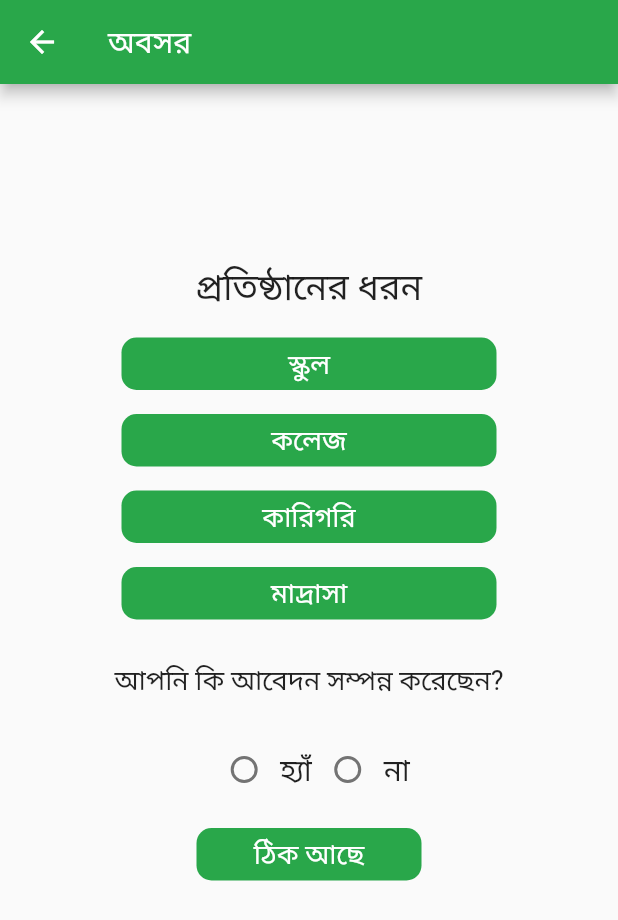
After one commit to SadakatulShakil/TERRB-FLUTTER, a Flutter app: the screen it shows after launch, after a tap on "পরবর্তী", on a phone screen of 412 x 824 dp. The commit adds this screen. Shown: the top 920 px of the screen. Run offline on Flutter 3.47's test engine with Material 2 defaults, Android fonts, the phone set to English and light mode, and no system bars; our stand-ins replace font_awesome_flutter, progress_indicators.

Commit message:
gridview dynamically click and pass the value next page, floating button with next page, radio button design done

```diff
--- /dev/null
+++ b/lib/Screens/HomeScreen.dart
@@ -0,0 +1,159 @@
+import 'package:flutter/material.dart';
+import 'package:flutter_project/Model/member.dart';
+import 'package:flutter_project/Screens/MemberDetails.dart';
+import 'package:flutter_project/Screens/TeacherForm.dart';
+import 'package:flutter_project/helpers/utils.dart';
+import 'package:font_awesome_flutter/font_awesome_flutter.dart';
+
+class HomeScreen extends StatefulWidget{
+  @override
+  State<StatefulWidget> createState() => InitState();
+}
+
+class InitState extends State<HomeScreen> {
+
+  List<Member> memberList = Utils.getDataCollection();
+
+  @override
+  Widget build(BuildContext context) {
+    return initWidget();
+  }
+
+  Widget initWidget() {
+    return Scaffold(
+      appBar: AppBar(
+        title: Text('অবসর'),
+        backgroundColor: new Color(0xFF29A74A),
+      ),
+
+      floatingActionButton: FloatingActionButton.extended(
+        onPressed: (){
+          Text('Floting icon click');
+
+          Navigator.push(context, MaterialPageRoute(builder: (context) => TeacherForm()));
+        },
+        icon: FaIcon(FontAwesomeIcons.arrowAltCircleRight),
+        backgroundColor: new Color(0xFF29A74A),
+        label: Text('পরবর্তী'),
+      ),
+      body: Container(
+          child: Padding(
+            padding: const EdgeInsets.only(left: 10.0, top: 2.0, right: 10.0, bottom: 2.0),
+            child: GridView.builder(
+              shrinkWrap: true,
+              itemCount: memberList.length,
+              gridDelegate: SliverGridDelegateWithFixedCrossAxisCount(
+                  crossAxisCount: 2,
+                  childAspectRatio: MediaQuery.of(context).size.width /
+                      (MediaQuery.of(context).size.height/1.5),
+                  mainAxisSpacing: 10, crossAxisSpacing: 5),
+              itemBuilder: (context, index) {
+                return gridWidget(index);
+              },
+            ),
+          )
+      ),
+    );
+  }
+
+  Widget gridWidget(int index) {
+    return Scaffold(
+      body: Container(
+        child: GestureDetector(
+          onTap: (){
+           Navigator.push(context, MaterialPageRoute(builder: (context) => MemberDetails(memberList[index])));
+          },
+          child: Card(
+            elevation: 5,
+            shape: RoundedRectangleBorder(
+              borderRadius: BorderRadius.circular(10),
+            ),
+            child: Column(
+              children: [
+                Padding(
+                  padding: new EdgeInsets.all(2.0),
+                  child: CircleAvatar(
+                    radius: 32.0,
+                    child: ClipRRect(
+                        child: Image.asset("images/"+memberList[index].image+".jpg", height: 100, width: 100),
+                      borderRadius: BorderRadius.circular(50.0)
+                    ),
+                  )
+                ),
+                new Padding(
+                  padding: new EdgeInsets.only(left: 5.0, top: 5.0, right: 5.0, bottom: 5.0),
+                  child: Stack(
+                    children: [
+                      Align(
+                        alignment: Alignment.center,
+                        child: new Text(
+                          memberList[index].name,
+                          maxLines: 1,
+                          overflow: TextOverflow.ellipsis,
+                          textAlign: TextAlign.center,
+                          style: new TextStyle(fontSize: 12.0, fontWeight: FontWeight.bold),
+                        ),
+                      )
+                    ],
+                  ),
+                ),
+                new Padding(
+                    padding: new EdgeInsets.only(left: 5.0, top: 0.0, right: 5.0, bottom: 5.0),
+                  child: Stack(
+                    children: [
+                      Align(
+                        alignment: Alignment.topCenter,
+                        child: new Text(
+                          memberList[index].designation,
+                          maxLines: 2,
+                          overflow: TextOverflow.ellipsis,
+                          textAlign: TextAlign.center,
+                          style: new TextStyle(fontSize: 10.0),
+                        ),
+                      )
+                    ],
+                  ),
+                ),
+                new Padding(
+                  padding: new EdgeInsets.only(left: 5.0, top: 5.0, right: 5.0, bottom: 5.0),
+                  child: Stack(
+                    children: [
+                      Align(
+                        alignment: Alignment.topLeft,
+                        child: Text('বাণী,', style: TextStyle(color: Colors.black, fontSize: 12.0, fontWeight: FontWeight.bold)),
+                      )
+                    ],
+                ),
+                ),
+                new Padding(
+                  padding: new EdgeInsets.only(left: 10.0, top: 0.0, right: 5.0, bottom: 5.0),
+                  child: new Text(
+                    memberList[index].quotes,
+                    maxLines: 2,
+                    overflow: TextOverflow.ellipsis,
+                    style: new TextStyle(fontSize: 12.0,),
+                  ),
+                ),
+                Container(
+                  decoration: new BoxDecoration(
+                    color: new Color(0xFF29A74A),
+                    borderRadius: BorderRadius.all(Radius.circular(10.0))
+                  ),
+                  child: new Padding(
+                    padding: new EdgeInsets.all(5.0),
+                    child: new Text(
+                      "বিস্তারিত..",
+                      style: new TextStyle(fontSize: 15.0,color: new Color(0xFFFFFFFF)),
+                      maxLines: 1,
+                    ),
+                  ),
+                ),
+              ],
+            ),
+          ),
+
+        )
+      ),
+    );
+  }
+}
--- a/lib/splash.dart
+++ b/lib/Screens/Splash.dart
@@ -1,6 +1,6 @@
 import 'dart:async';
 import 'package:flutter/material.dart';
-import 'package:flutter_project/HomeScreen.dart';
+import 'package:flutter_project/Screens/HomeScreen.dart';
 import 'package:progress_indicators/progress_indicators.dart';
 
 class Splash extends StatefulWidget{
--- /dev/null
+++ b/lib/Screens/TeacherForm.dart
@@ -0,0 +1,249 @@
+import 'package:flutter/material.dart';
+import 'dart:developer';
+import 'package:flutter_project/Model/member.dart';
+import 'package:flutter_project/Screens/MemberDetails.dart';
+import 'package:flutter_project/helpers/utils.dart';
+import 'package:font_awesome_flutter/font_awesome_flutter.dart';
+
+class TeacherForm extends StatefulWidget {
+
+  @override
+  State<StatefulWidget> createState() => InitState();
+}
+
+class InitState extends State<TeacherForm> {
+  bool _value = false;
+  int val = -1;
+  @override
+  Widget build(BuildContext context) {
+    return initWidget();
+  }
+
+  Widget initWidget() {
+    return Scaffold(
+      appBar: AppBar(
+        title: Text('অবসর'),
+        backgroundColor: new Color(0xFF29A74A),
+      ),
+      body: Padding(
+        padding: const EdgeInsets.all(8.0),
+        child: Stack(
+          children: [
+            Align(
+              alignment: Alignment.center,
+              child: Column(
+                children: [
+                  Padding(
+                      padding: new EdgeInsets.all(5.0)
+                  ),
+                  new Padding(padding: new EdgeInsets.only(left: 0.0, top: 100.0, right: 0.0, bottom: 10.0),
+                    child: Text(
+                      "প্রতিষ্ঠানের ধরন",
+                      textAlign: TextAlign.center,
+                      style: new TextStyle(fontSize: 24.0)
+                    ),
+                  ),
+                  //button for teacher//
+                  new Padding(padding: new EdgeInsets.only(left: 0.0, top: 8.0, right: 0.0, bottom: 8.0),
+                    child: Container(
+                      width: 250,
+                      decoration: new BoxDecoration(
+                          color: new Color(0xFF29A74A),
+                          borderRadius: BorderRadius.all(Radius.circular(10.0))
+                      ),
+                      child: new Padding(
+                        padding: new EdgeInsets.all(5.0),
+                        child: Stack(
+                          children: [
+                            Align(
+                              alignment: Alignment.center,
+                              child: new Text(
+                                "স্কুল",
+                                maxLines: 1,
+                                textAlign: TextAlign.center,
+                                style: new TextStyle(fontSize: 18.0,color: new Color(0xFFFFFFFF)),
+                              ),
+                            )
+                          ],
+                        ),
+                      ),
+                    ),
+                  ),
+                  new Padding(padding: new EdgeInsets.only(left: 0.0, top: 8.0, right: 0.0, bottom: 8.0),
+                    child: Container(
+                      width: 250,
+                      decoration: new BoxDecoration(
+                          color: new Color(0xFF29A74A),
+                          borderRadius: BorderRadius.all(Radius.circular(10.0))
+                      ),
+                      child: new Padding(
+                        padding: new EdgeInsets.all(5.0),
+                        child: Stack(
+                          children: [
+                            Align(
+                              alignment: Alignment.center,
+                              child: new Text(
+                                "কলেজ",
+                                maxLines: 1,
+                                textAlign: TextAlign.center,
+                                style: new TextStyle(fontSize: 18.0,color: new Color(0xFFFFFFFF)),
+                              ),
+                            )
+                          ],
+                        ),
+                      ),
+                    ),
+                  ),
+                  new Padding(padding: new EdgeInsets.only(left: 0.0, top: 8.0, right: 0.0, bottom: 8.0),
+                    child: Container(
+                      width: 250,
+                      decoration: new BoxDecoration(
+                          color: new Color(0xFF29A74A),
+                          borderRadius: BorderRadius.all(Radius.circular(10.0))
+                      ),
+                      child: new Padding(
+                        padding: new EdgeInsets.all(5.0),
+                        child: Stack(
+                          children: [
+                            Align(
+                              alignment: Alignment.center,
+                              child: new Text(
+                                "কারিগরি",
+                                maxLines: 1,
+                                textAlign: TextAlign.center,
+                                style: new TextStyle(fontSize: 18.0,color: new Color(0xFFFFFFFF)),
+                              ),
+                            )
+                          ],
+                        ),
+                      ),
+                    ),
+                  ),
+                  new Padding(padding: new EdgeInsets.only(left: 0.0, top: 8.0, right: 0.0, bottom: 8.0),
+                    child: Container(
+                      width: 250,
+                      decoration: new BoxDecoration(
+                          color: new Color(0xFF29A74A),
+                          borderRadius: BorderRadius.all(Radius.circular(10.0))
+                      ),
+                      child: new Padding(
+                        padding: new EdgeInsets.all(5.0),
+                      child: Stack(
+                        children: [
+                          Align(
+                            alignment: Alignment.center,
+                            child: new Text(
+                             "মাদ্রাসা",
+                              maxLines: 1,
+                              textAlign: TextAlign.center,
+                              style: new TextStyle(fontSize: 18.0,color: new Color(0xFFFFFFFF)),
+                            ),
+                          )
+                        ],
+                      ),
+                      ),
+                    ),
+                  ),
+                  new Padding(padding: new EdgeInsets.only(left: 0.0, top: 15.0, right: 0.0, bottom: 8.0),
+                    child: Container(
+                     /* decoration: new BoxDecoration(
+                          color: new Color(0xFF29A74A),
+                          borderRadius: BorderRadius.all(Radius.circular(10.0))
+                      ),*/
+                      child: new Padding(
+                        padding: new EdgeInsets.all(5.0),
+                        child: Stack(
+                          children: [
+                            Align(
+                              alignment: Alignment.center,
+                              child: new Text(
+                                "আপনি কি আবেদন সম্পন্ন করেছেন?",
+                                maxLines: 1,
+                                textAlign: TextAlign.center,
+                                style: new TextStyle(fontSize: 18.0),
+                              ),
+                            )
+                          ],
+                        ),
+                      ),
+                    ),
+                  ),
+
+                  //Radio button for confirmation//
+                  new Padding(padding: new EdgeInsets.only(top: 10.0)),
+                  Row(
+                    mainAxisAlignment: MainAxisAlignment.center,
+                    children: [
+                      new Radio(
+                        value: 0,
+                        groupValue: val,
+                        onChanged: _handleRadioValueChange,
+                        activeColor: new Color(0xFF29A74A),
+                      ),
+                      new Text(
+                        'হ্যাঁ',
+                        style: new TextStyle(fontSize: 20.0),
+                      ),
+                      new Radio(
+                        value: 1,
+                        groupValue: val,
+                        onChanged: _handleRadioValueChange,
+                        activeColor: new Color(0xFF29A74A),
+                      ),
+                      new Text(
+                        'না',
+                        style: new TextStyle(fontSize: 20.0),
+                      ),
+                    ],
+                  ),
+
+                  //submit button//
+                  new Padding(padding: new EdgeInsets.only(left: 0.0, top: 15.0, right: 0.0, bottom: 8.0),
+                    child: Container(
+                      width: 150,
+                      decoration: new BoxDecoration(
+                          color: new Color(0xFF29A74A),
+                          borderRadius: BorderRadius.all(Radius.circular(10.0))
+                      ),
+                      child: new Padding(
+                        padding: new EdgeInsets.all(5.0),
+                        child: Stack(
+                          children: [
+                            Align(
+                              alignment: Alignment.center,
+                              child: new Text(
+                                "ঠিক আছে",
+                                maxLines: 1,
+                                textAlign: TextAlign.center,
+                                style: new TextStyle(fontSize: 18.0,color: new Color(0xFFFFFFFF)),
+                              ),
+                            )
+                          ],
+                        ),
+                      ),
+                    ),
+                  ),
+                ],
+              ),
+            )
+          ],
+        ),
+
+      ),
+    );
+  }
+
+
+  void _handleRadioValueChange(int? value) {
+    setState(() {
+      val = value!;
+
+      switch (value) {
+        case 0:
+          break;
+        case 1:
+          break;
+      }
+    });
+  }
+}
--- a/lib/main.dart
+++ b/lib/main.dart
@@ -1,5 +1,5 @@
 import 'package:flutter/material.dart';
-import 'package:flutter_project/splash.dart';
+import 'package:flutter_project/Screens/Splash.dart';
 
 void main(){
   runApp(MyApp());
--- a/pubspec.yaml
+++ b/pubspec.yaml
@@ -28,8 +28,10 @@ environment:
 # versions available, run `flutter pub outdated`.
 dependencies:
   progress_indicators: ^1.0.0
+  font_awesome_flutter: ^9.2.0
   flutter:
     sdk: flutter
+
 
 
   # The following adds the Cupertino Icons font to your application.
```
Also changed, not shown: lib/HomeScreen.dart (deleted, +0 -146 lines), lib/Screens/MemberDetails.dart (added, +78 -0 lines), lib/StringAsset/StringAsset.dart (added, +11 -0 lines), pubspec.lock.
